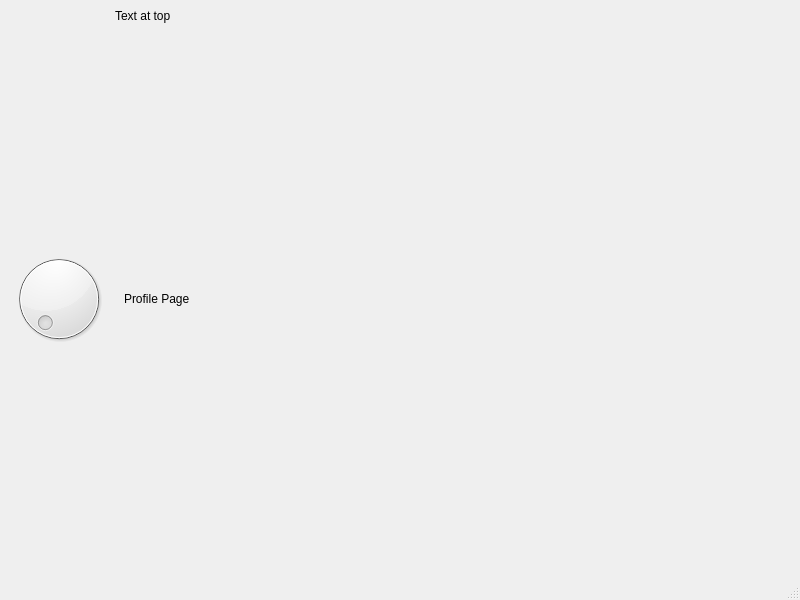
Above: csci-062/src/socialnetworkwindow.ui from Focus172/uni before the change. Below: the same form after it.
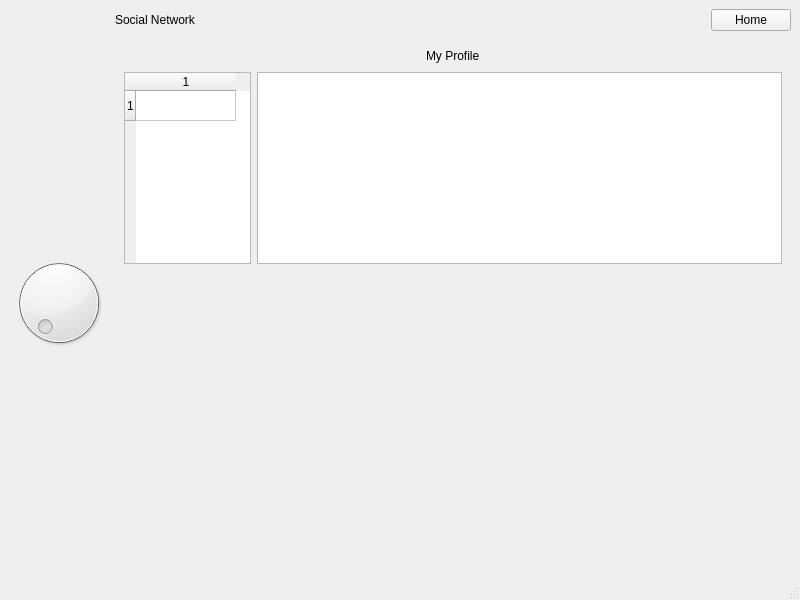
That is the form after the change. The open tabs and pages were chosen to show the change.

Patch:
```diff
--- a/csci-062/src/socialnetworkwindow.ui
+++ b/csci-062/src/socialnetworkwindow.ui
@@ -18,13 +18,6 @@
     <item row="1" column="0">
      <widget class="QDial" name="dial"/>
     </item>
-    <item row="0" column="1">
-     <widget class="QLabel" name="label">
-      <property name="text">
-       <string>Text at top</string>
-      </property>
-     </widget>
-    </item>
     <item row="1" column="1">
      <widget class="QStackedWidget" name="main_view">
       <widget class="QWidget" name="loginpage">
@@ -116,17 +109,158 @@
       </widget>
       <widget class="QWidget" name="profilepage">
        <layout class="QGridLayout" name="gridLayout_3">
-        <item row="0" column="0">
-         <widget class="QLabel" name="profile_label">
-          <property name="text">
-           <string>Profile Page</string>
+        <item row="1" column="0">
+         <layout class="QHBoxLayout" name="name_div">
+          <item>
+           <spacer name="profile_name_pad_left">
+            <property name="orientation">
+             <enum>Qt::Horizontal</enum>
+            </property>
+            <property name="sizeHint" stdset="0">
+             <size>
+              <width>40</width>
+              <height>20</height>
+             </size>
+            </property>
+           </spacer>
+          </item>
+          <item>
+           <widget class="QLabel" name="profile_label">
+            <property name="text">
+             <string>My Profile</string>
+            </property>
+           </widget>
+          </item>
+          <item>
+           <spacer name="profile_name_pad_right">
+            <property name="orientation">
+             <enum>Qt::Horizontal</enum>
+            </property>
+            <property name="sizeHint" stdset="0">
+             <size>
+              <width>40</width>
+              <height>20</height>
+             </size>
+            </property>
+           </spacer>
+          </item>
+         </layout>
+        </item>
+        <item row="5" column="0">
+         <spacer name="verticalSpacer">
+          <property name="orientation">
+           <enum>Qt::Vertical</enum>
           </property>
-         </widget>
+          <property name="sizeHint" stdset="0">
+           <size>
+            <width>20</width>
+            <height>40</height>
+           </size>
+          </property>
+         </spacer>
+        </item>
+        <item row="2" column="0">
+         <layout class="QHBoxLayout" name="horizontalLayout">
+          <item>
+           <widget class="QTableWidget" name="profile_friends_table">
+            <property name="sizePolicy">
+             <sizepolicy hsizetype="Minimum" vsizetype="Minimum">
+              <horstretch>0</horstretch>
+              <verstretch>0</verstretch>
+             </sizepolicy>
+            </property>
+            <property name="acceptDrops">
+             <bool>false</bool>
+            </property>
+            <property name="autoFillBackground">
+             <bool>true</bool>
+            </property>
+            <property name="sizeAdjustPolicy">
+             <enum>QAbstractScrollArea::AdjustToContents</enum>
+            </property>
+            <property name="autoScrollMargin">
+             <number>16</number>
+            </property>
+            <property name="showDropIndicator" stdset="0">
+             <bool>true</bool>
+            </property>
+            <property name="dragDropOverwriteMode">
+             <bool>false</bool>
+            </property>
+            <property name="showGrid">
+             <bool>true</bool>
+            </property>
+            <property name="gridStyle">
+             <enum>Qt::SolidLine</enum>
+            </property>
+            <property name="wordWrap">
+             <bool>false</bool>
+            </property>
+            <property name="rowCount">
+             <number>1</number>
+            </property>
+            <property name="columnCount">
+             <number>1</number>
+            </property>
+            <row/>
+            <column/>
+           </widget>
+          </item>
+          <item>
+           <widget class="QListView" name="profile_post_list">
+            <property name="sizePolicy">
+             <sizepolicy hsizetype="Expanding" vsizetype="Minimum">
+              <horstretch>0</horstretch>
+              <verstretch>0</verstretch>
+             </sizepolicy>
+            </property>
+            <property name="font">
+             <font>
+              <pointsize>23</pointsize>
+             </font>
+            </property>
+            <property name="wordWrap">
+             <bool>true</bool>
+            </property>
+           </widget>
+          </item>
+         </layout>
         </item>
        </layout>
       </widget>
      </widget>
     </item>
+    <item row="0" column="1">
+     <layout class="QHBoxLayout" name="horizontalLayout_2">
+      <item>
+       <widget class="QLabel" name="label">
+        <property name="text">
+         <string>Social Network</string>
+        </property>
+       </widget>
+      </item>
+      <item>
+       <spacer name="horizontalSpacer_3">
+        <property name="orientation">
+         <enum>Qt::Horizontal</enum>
+        </property>
+        <property name="sizeHint" stdset="0">
+         <size>
+          <width>40</width>
+          <height>20</height>
+         </size>
+        </property>
+       </spacer>
+      </item>
+      <item>
+       <widget class="QPushButton" name="profile_home">
+        <property name="text">
+         <string>Home</string>
+        </property>
+       </widget>
+      </item>
+     </layout>
+    </item>
    </layout>
   </widget>
   <widget class="QMenuBar" name="menubar">
```
